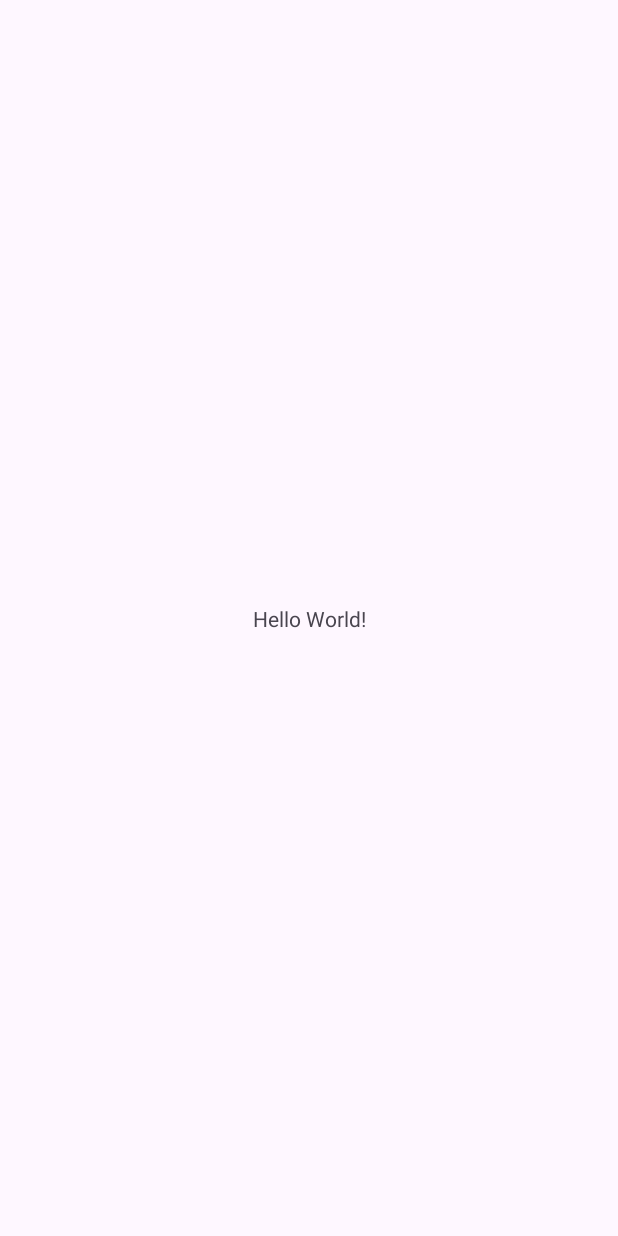
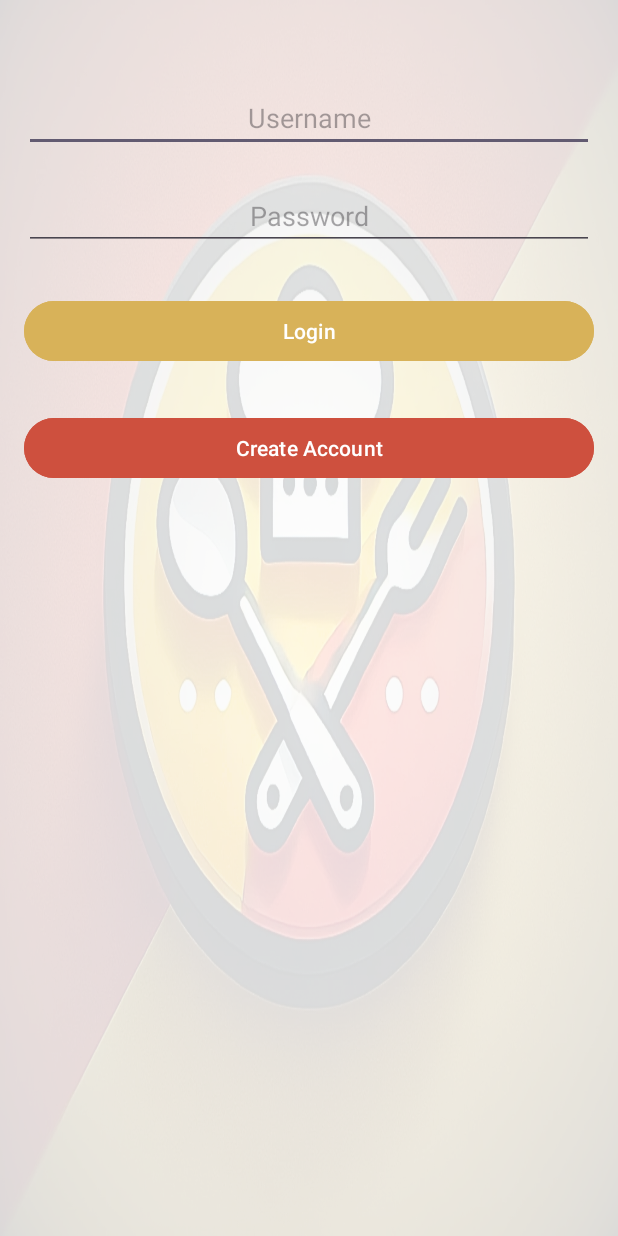
Before and after one commit to DarthStory/DORecipeApp, an Android app: the screen it shows after launch (MainActivity before the commit, LoginActivity after it), on a phone screen of 412 x 824 dp. Before the commit the screen is almost empty. Run offline under Robolectric (Android 15) with nearby library versions, the phone set to English and light mode, and no system bars.

Commit message:
created a few things

```diff
--- /dev/null
+++ b/app/src/main/java/com/example/recipeapp/Ingredient.kt
@@ -0,0 +1,6 @@
+package com.example.recipeapp
+
+class Ingredient(
+    val name: String,
+    val amount: String
+)
--- a/app/src/main/java/com/example/recipeapp/LoginActivity.kt
+++ b/app/src/main/java/com/example/recipeapp/LoginActivity.kt
@@ -1,4 +1,57 @@
 package com.example.recipeapp
 
-class LoginActivity {
+import android.content.Intent
+import android.os.Bundle
+import android.widget.Toast
+import androidx.appcompat.app.AppCompatActivity
+import com.example.recipeapp.databinding.ActivityLoginBinding
+import java.security.MessageDigest
+
+class LoginActivity : AppCompatActivity() {
+
+    private lateinit var binding: ActivityLoginBinding
+    private lateinit var dbHelper: DatabaseConnect
+
+    override fun onCreate(savedInstanceState: Bundle?) {
+        super.onCreate(savedInstanceState)
+
+        // View Binding
+        binding = ActivityLoginBinding.inflate(layoutInflater)
+        setContentView(binding.root)
+
+        // Initialize Database Helper
+        dbHelper = DatabaseConnect(this)
+
+        // Login Button Click Listener
+        binding.btnLogin.setOnClickListener {
+            val username = binding.LoginUsername.text.toString().trim()
+            val password = binding.LoginPassword.text.toString().trim()
+
+            // Validate inputs
+            if (username.isBlank() || password.isBlank()) {
+                Toast.makeText(this, "Please fill in all fields", Toast.LENGTH_SHORT).show()
+            } else {
+                // Validate credentials in database
+                if (dbHelper.validateUser(username, hashPassword(password))) {
+                    Toast.makeText(this, "Login Successful", Toast.LENGTH_SHORT).show()
+                    startActivity(Intent(this, HomeActivity::class.java))
+                    finish()
+                } else {
+                    Toast.makeText(this, "Invalid Username or Password", Toast.LENGTH_SHORT).show()
+                }
+            }
+        }
+
+        // Create Account Button Click Listener
+        binding.btnCreateAccount.setOnClickListener {
+            startActivity(Intent(this, CreateUserActivity::class.java))
+        }
+    }
+
+    // Hash password for security
+    private fun hashPassword(password: String): String {
+        return MessageDigest.getInstance("SHA-256").digest(password.toByteArray()).joinToString("") {
+            "%02x".format(it)
+        }
+    }
 }
--- a/app/src/main/java/com/example/recipeapp/MainActivity.kt
+++ b/app/src/main/java/com/example/recipeapp/MainActivity.kt
@@ -1,23 +1,29 @@
 package com.example.recipeapp
 
+import android.content.Intent
 import android.os.Bundle
-import androidx.activity.enableEdgeToEdge
 import androidx.appcompat.app.AppCompatActivity
 import androidx.core.splashscreen.SplashScreen.Companion.installSplashScreen
-import androidx.core.view.ViewCompat
-import androidx.core.view.WindowInsetsCompat
 
 class MainActivity : AppCompatActivity() {
     override fun onCreate(savedInstanceState: Bundle?) {
+        val splashScreen = installSplashScreen()
+
+        // Capture the current time when the splash screen starts
+        val launchTime = System.currentTimeMillis()
+
+        // Add an optional delay for the splash screen exit
+        splashScreen.setKeepOnScreenCondition {
+            // Use a condition to keep the splash screen visible for a certain duration
+            System.currentTimeMillis() < launchTime + 3000
+        }
+
         super.onCreate(savedInstanceState)
-        Thread.sleep(3000)
-        installSplashScreen()
-        enableEdgeToEdge()
-        setContentView(R.layout.activity_main)
-        ViewCompat.setOnApplyWindowInsetsListener(findViewById(R.id.main)) { v, insets ->
-            val systemBars = insets.getInsets(WindowInsetsCompat.Type.systemBars())
-            v.setPadding(systemBars.left, systemBars.top, systemBars.right, systemBars.bottom)
-            insets
-        }
+
+        // Navigate to LoginActivity after splash screen
+        val intent = Intent(this, LoginActivity::class.java)
+        startActivity(intent)
+        finish()
     }
+
 }
--- /dev/null
+++ b/app/src/main/java/com/example/recipeapp/Recipe.kt
@@ -0,0 +1,6 @@
+package com.example.recipeapp
+
+class Recipe (
+    val name: String,
+    val instructions: String
+)
--- /dev/null
+++ b/app/src/main/java/com/example/recipeapp/User.kt
@@ -0,0 +1,6 @@
+package com.example.recipeapp
+
+data class User(
+    val username: String,
+    val password: String
+)
--- /dev/null
+++ b/app/src/main/res/layout/activity_login.xml
@@ -0,0 +1,50 @@
+<!-- res/layout/activity_login.xml -->
+<RelativeLayout
+    xmlns:android="http://schemas.android.com/apk/res/android"
+    android:layout_width="match_parent"
+    android:layout_height="match_parent"
+    android:padding="16dp"
+    android:background="@drawable/recipelogobackground">
+
+    <!-- Username Field -->
+    <EditText
+        android:id="@+id/LoginUsername"
+        android:layout_width="match_parent"
+        android:layout_height="wrap_content"
+        android:layout_marginTop="40dp"
+        android:hint="@string/username"
+        android:inputType="textPersonName"
+        android:textAlignment="center" />
+
+    <!-- Password Field -->
+    <EditText
+        android:id="@+id/LoginPassword"
+        android:layout_width="match_parent"
+        android:layout_height="wrap_content"
+        android:layout_below="@id/LoginUsername"
+        android:layout_marginTop="20dp"
+        android:hint="@string/password"
+        android:inputType="textPassword"
+        android:textAlignment="center" />
+
+    <!-- Login Button -->
+    <Button
+        android:id="@+id/btnLogin"
+        android:layout_width="match_parent"
+        android:layout_height="wrap_content"
+        android:layout_below="@id/LoginPassword"
+        android:layout_marginTop="30dp"
+        android:text="@string/login"
+        android:backgroundTint="@color/yellow"/>
+
+    <!-- Create Account Button -->
+    <Button
+        android:id="@+id/btnCreateAccount"
+        android:layout_width="match_parent"
+        android:layout_height="wrap_content"
+        android:layout_below="@id/btnLogin"
+        android:layout_marginTop="30dp"
+        android:text="@string/createAccount"
+        android:backgroundTint="@color/red"/>
+
+</RelativeLayout>
--- a/app/src/main/res/values/strings.xml
+++ b/app/src/main/res/values/strings.xml
@@ -1,3 +1,13 @@
 <resources>
     <string name="app_name">RecipeApp</string>
+    <string name="password">Password</string>
+    <string name="username">Username</string>
+    <string name="login">Login</string>
+    <string name="createAccount">Create Account</string>
+    <string name="register">Register</string>
+    <string name="appLogo">App Logo</string>
+    <string name="welcome">Welcome to D.O.Recipes!</string>
+    <string name="viewRecipes">View Recipes</string>
+
+
 </resources>
```
Also changed, not shown: app/src/main/AndroidManifest.xml (+21 -3 lines), app/src/main/java/com/example/recipeapp/CreateUserActivity.kt (+53 -1 lines), app/src/main/java/com/example/recipeapp/DatabaseConnect.kt (added, +139 -0 lines), app/src/main/java/com/example/recipeapp/HomeActivity.kt (+22 -1 lines), app/src/main/java/com/example/recipeapp/RecipeListActivity.kt (added, +11 -0 lines), app/src/main/res/layout/activity_create_user.xml (added, +59 -0 lines), app/src/main/res/layout/activity_home.xml (added, +40 -0 lines), app/src/main/res/layout/activity_recipe_list.xml (added, +15 -0 lines), app/src/main/res/drawable/recipelogobackground.png (added).
